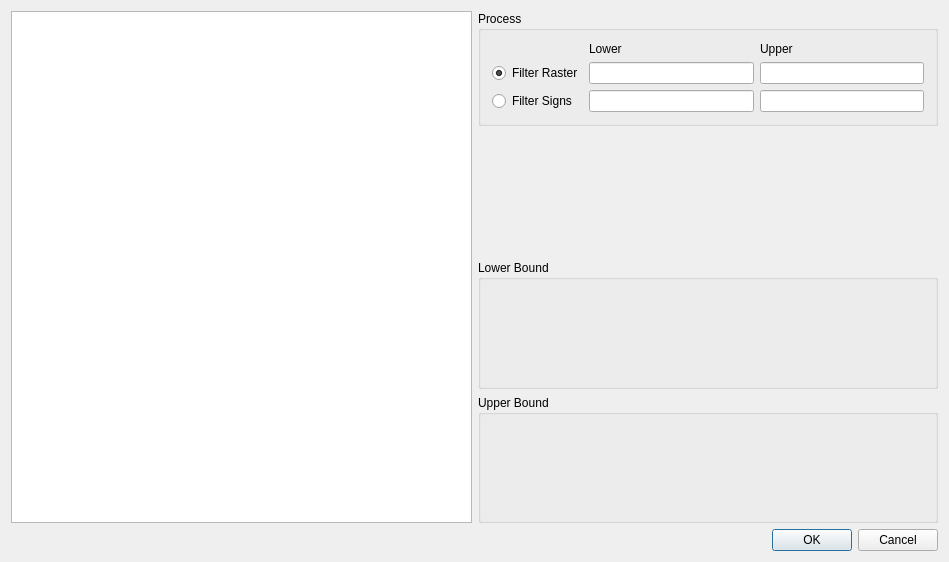
Above: SymbolScanner/WinImageFilterOptions.ui from veeman/SymbolScanner before the change. Below: the same form after it.
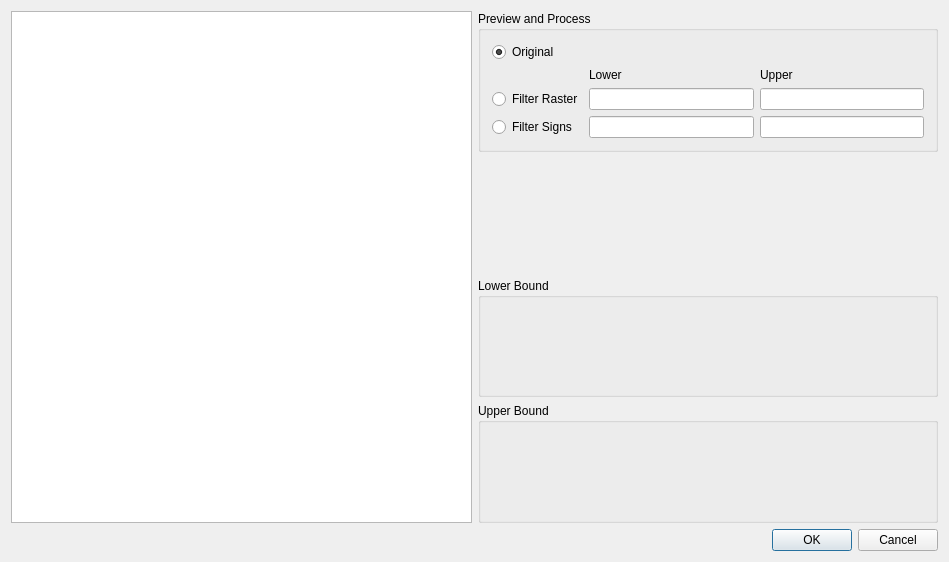
That is the form after the change. Custom widgets are drawn as their Qt base class.

```diff
--- a/SymbolScanner/WinImageFilterOptions.ui
+++ b/SymbolScanner/WinImageFilterOptions.ui
@@ -21,9 +21,15 @@
      </item>
      <item>
       <widget class="QWidget" name="widget" native="true">
+       <property name="minimumSize">
+        <size>
+         <width>400</width>
+         <height>0</height>
+        </size>
+       </property>
        <property name="maximumSize">
         <size>
-         <width>500</width>
+         <width>600</width>
          <height>16777215</height>
         </size>
        </property>
@@ -43,35 +49,35 @@
         <item>
          <widget class="QGroupBox" name="groupBoxProcess">
           <property name="title">
-           <string>Process</string>
+           <string>Preview and Process</string>
           </property>
           <layout class="QGridLayout" name="gridLayout">
-           <item row="1" column="3">
+           <item row="3" column="3">
             <widget class="color_widgets::ColorLineEdit" name="colorLineEditRasterUpper"/>
            </item>
-           <item row="2" column="2">
+           <item row="4" column="2">
             <widget class="color_widgets::ColorLineEdit" name="colorLineEditSignsLower"/>
            </item>
-           <item row="2" column="3">
+           <item row="4" column="3">
             <widget class="color_widgets::ColorLineEdit" name="colorLineEditSignsUpper"/>
            </item>
-           <item row="1" column="2">
+           <item row="3" column="2">
             <widget class="color_widgets::ColorLineEdit" name="colorLineEditRasterLower"/>
            </item>
-           <item row="1" column="0">
+           <item row="3" column="0">
             <widget class="QRadioButton" name="radioButtonRaster">
              <property name="text">
               <string>Filter Raster</string>
              </property>
              <property name="checked">
-              <bool>true</bool>
+              <bool>false</bool>
              </property>
              <attribute name="buttonGroup">
               <string notr="true">buttonGroup</string>
              </attribute>
             </widget>
            </item>
-           <item row="2" column="0">
+           <item row="4" column="0">
             <widget class="QRadioButton" name="radioButtonSign">
              <property name="text">
               <string>Filter Signs</string>
@@ -81,20 +87,33 @@
              </attribute>
             </widget>
            </item>
-           <item row="0" column="2">
-            <widget class="QLabel" name="label">
+           <item row="0" column="0">
+            <widget class="QRadioButton" name="radioButtonOriginal">
              <property name="text">
-              <string>Lower</string>
+              <string>Original</string>
              </property>
+             <property name="checked">
+              <bool>true</bool>
+             </property>
+             <attribute name="buttonGroup">
+              <string notr="true">buttonGroup</string>
+             </attribute>
             </widget>
            </item>
-           <item row="0" column="3">
+           <item row="1" column="3">
             <widget class="QLabel" name="label_2">
              <property name="text">
               <string>Upper</string>
              </property>
             </widget>
            </item>
+           <item row="1" column="2">
+            <widget class="QLabel" name="label">
+             <property name="text">
+              <string>Lower</string>
+             </property>
+            </widget>
+           </item>
           </layout>
          </widget>
         </item>
```
